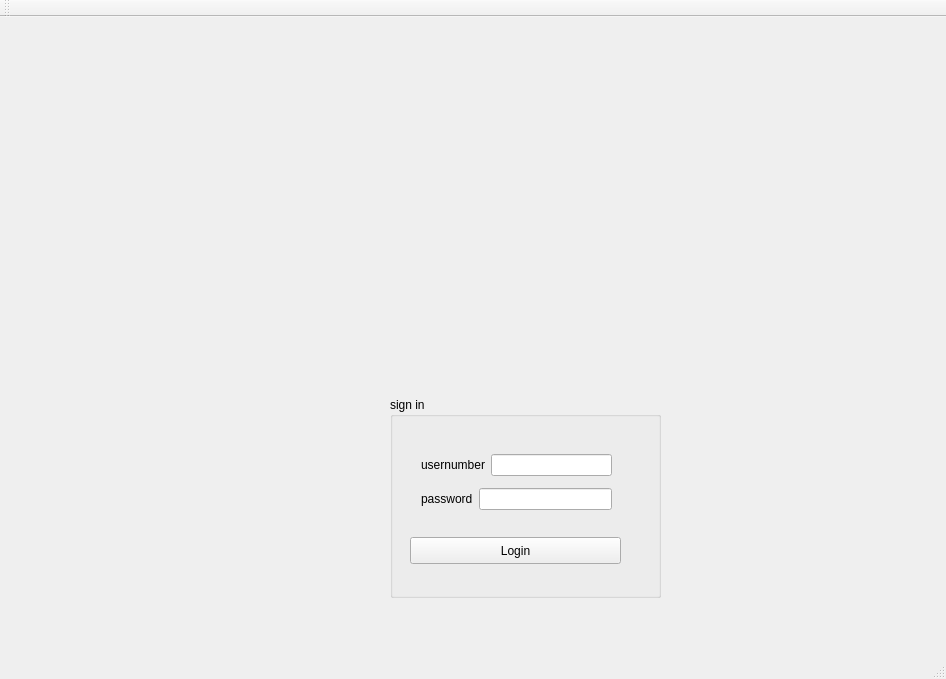
Old version of the form mainwindow.ui in the repository jajaspider/gcc.
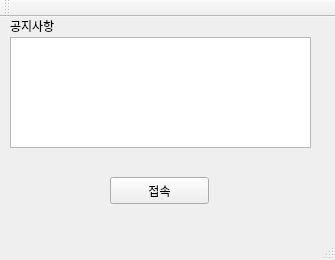
New version of the form. Icons and pictures are not drawn.

The edit to the form file:
```diff
--- a/mainwindow.ui
+++ b/mainwindow.ui
@@ -6,107 +6,52 @@
    <rect>
     <x>0</x>
     <y>0</y>
-    <width>946</width>
-    <height>679</height>
+    <width>335</width>
+    <height>260</height>
    </rect>
   </property>
   <property name="windowTitle">
    <string>MainWindow</string>
   </property>
   <widget class="QWidget" name="centralWidget">
-   <widget class="QLabel" name="label_bkImg">
+   <widget class="QTextEdit" name="textEdit">
     <property name="geometry">
      <rect>
-      <x>320</x>
-      <y>130</y>
-      <width>291</width>
-      <height>191</height>
+      <x>10</x>
+      <y>20</y>
+      <width>301</width>
+      <height>111</height>
      </rect>
     </property>
+   </widget>
+   <widget class="QLabel" name="label">
+    <property name="geometry">
+     <rect>
+      <x>10</x>
+      <y>0</y>
+      <width>67</width>
+      <height>17</height>
+     </rect>
+    </property>
     <property name="text">
-     <string/>
+     <string>공지사항</string>
     </property>
     <property name="pixmap">
      <pixmap>../Desktop/backImg.png</pixmap>
     </property>
    </widget>
-   <widget class="QGroupBox" name="groupBox">
+   <widget class="QPushButton" name="connectButton">
     <property name="geometry">
      <rect>
-      <x>390</x>
-      <y>380</y>
-      <width>271</width>
-      <height>201</height>
+      <x>110</x>
+      <y>160</y>
+      <width>99</width>
+      <height>27</height>
      </rect>
     </property>
-    <property name="title">
-     <string>sign in</string>
+    <property name="text">
+     <string>접속</string>
     </property>
-    <widget class="QPushButton" name="pushButton">
-     <property name="geometry">
-      <rect>
-       <x>20</x>
-       <y>140</y>
-       <width>211</width>
-       <height>27</height>
-      </rect>
-     </property>
-     <property name="minimumSize">
-      <size>
-       <width>211</width>
-       <height>27</height>
-      </size>
-     </property>
-     <property name="maximumSize">
-      <size>
-       <width>211</width>
-       <height>16777215</height>
-      </size>
-     </property>
-     <property name="text">
-      <string>Login</string>
-     </property>
-    </widget>
-    <widget class="QWidget" name="">
-     <property name="geometry">
-      <rect>
-       <x>20</x>
-       <y>40</y>
-       <width>213</width>
-       <height>91</height>
-      </rect>
-     </property>
-     <layout class="QVBoxLayout" name="verticalLayout">
-      <item>
-       <layout class="QHBoxLayout" name="horizontalLayout">
-        <item>
-         <widget class="QLabel" name="label">
-          <property name="text">
-           <string>usernumber</string>
-          </property>
-         </widget>
-        </item>
-        <item>
-         <widget class="QLineEdit" name="lineEdit_usernum"/>
-        </item>
-       </layout>
-      </item>
-      <item>
-       <layout class="QHBoxLayout" name="horizontalLayout_2">
-        <item>
-         <widget class="QLabel" name="label_2">
-          <property name="text">
-           <string>password</string>
-          </property>
-         </widget>
-        </item>
-        <item>
-         <widget class="QLineEdit" name="lineEdit_password"/>
-        </item>
-       </layout>
-      </item>
-     </layout>
-    </widget>
    </widget>
   </widget>
   <widget class="QMenuBar" name="menuBar">
```
Left out of the diff: 5 changed lines with no effect on the pictures.
